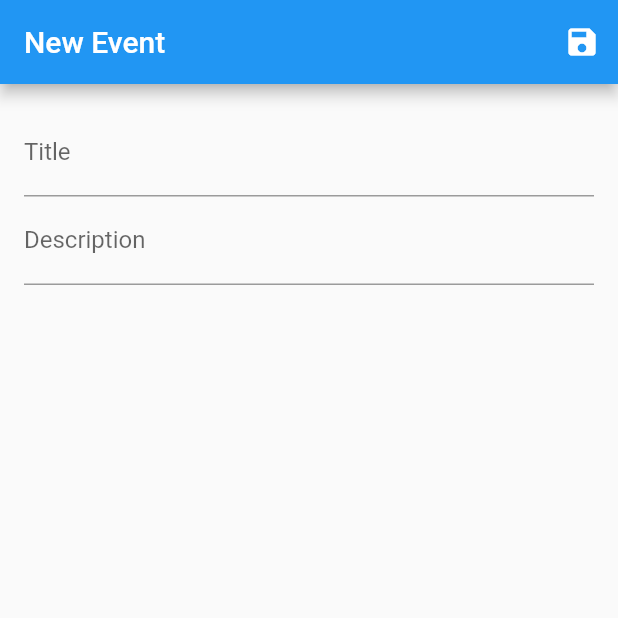
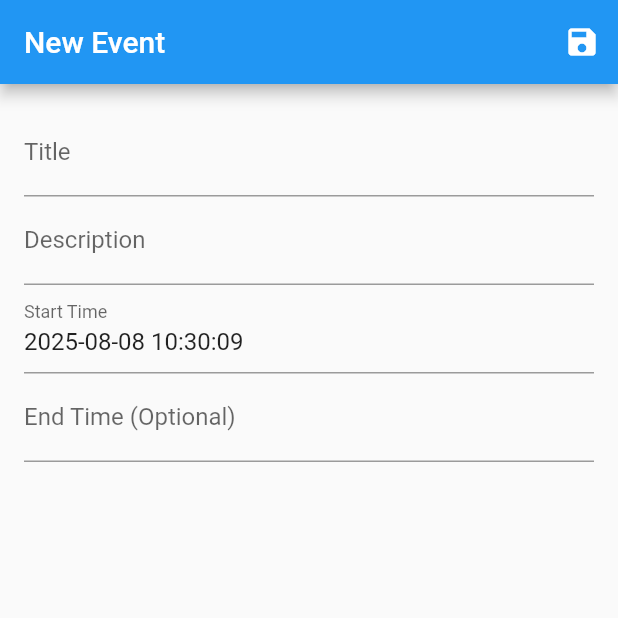
Before and after one commit to henriquempimenta/MyDearDiary, a Flutter app: the EventEntryPage screen opened by its route, on a phone screen of 412 x 824 dp, the top half of it. Run offline on Flutter 3.47's test engine with Material 2 defaults, Android fonts, the phone set to English and light mode, and no system bars; our stand-ins replace flutter_typeahead, go_router, sqflite, timeline_tile; accounts and stored records are empty.

Commit message:
Fix: Black screen after save and add date/time pickers

```diff
--- a/lib/presentation/views/event_entry_page.dart
+++ b/lib/presentation/views/event_entry_page.dart
@@ -1,5 +1,6 @@
 import 'package:flutter/material.dart';
 import 'package:flutter_typeahead/flutter_typeahead.dart';
+import 'package:go_router/go_router.dart';
 import 'package:provider/provider.dart';
 import '../viewmodels/event_form_vm.dart';
 
@@ -20,7 +21,7 @@ class EventEntryPage extends StatelessWidget {
                   icon: const Icon(Icons.save),
                   onPressed: () async {
                     if (await vm.saveEvent()) {
-                      Navigator.of(context).pop();
+                      context.go('/dashboard');
                     }
                   },
                 ),
@@ -59,6 +60,50 @@ class EventEntryPage extends StatelessWidget {
                       controller: vm.descriptionController,
                       decoration: const InputDecoration(labelText: 'Description'),
                     ),
+                    TextFormField(
+                      readOnly: true,
+                      controller: TextEditingController(text: vm.startTime.toLocal().toString().split('.')[0]),
+                      decoration: const InputDecoration(labelText: 'Start Time'),
+                      onTap: () async {
+                        final date = await showDatePicker(
+                          context: context,
+                          initialDate: vm.startTime,
+                          firstDate: DateTime(2000),
+                          lastDate: DateTime(2100),
+                        );
+                        if (date != null) {
+                          final time = await showTimePicker(
+                            context: context,
+                            initialTime: TimeOfDay.fromDateTime(vm.startTime),
+                          );
+                          if (time != null) {
+                            vm.setStartTime(DateTime(date.year, date.month, date.day, time.hour, time.minute));
+                          }
+                        }
+                      },
+                    ),
+                    TextFormField(
+                      readOnly: true,
+                      controller: TextEditingController(text: vm.endTime?.toLocal().toString().split('.')[0] ?? ''),
+                      decoration: const InputDecoration(labelText: 'End Time (Optional)'),
+                      onTap: () async {
+                        final date = await showDatePicker(
+                          context: context,
+                          initialDate: vm.endTime ?? vm.startTime,
+                          firstDate: DateTime(2000),
+                          lastDate: DateTime(2100),
+                        );
+                        if (date != null) {
+                          final time = await showTimePicker(
+                            context: context,
+                            initialTime: TimeOfDay.fromDateTime(vm.endTime ?? vm.startTime),
+                          );
+                          if (time != null) {
+                            vm.setEndTime(DateTime(date.year, date.month, date.day, time.hour, time.minute));
+                          }
+                        }
+                      },
+                    ),
                   ],
                 ),
               ),
```
Also changed, not shown: Screenshot_20250808-185339.png (deleted), Screenshot_20250808-185355.png (deleted), Screenshot_20250808-185404.png (deleted).
